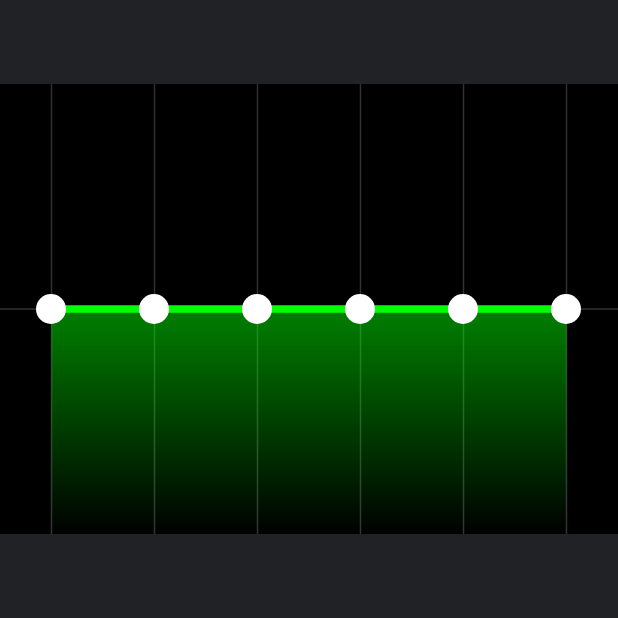
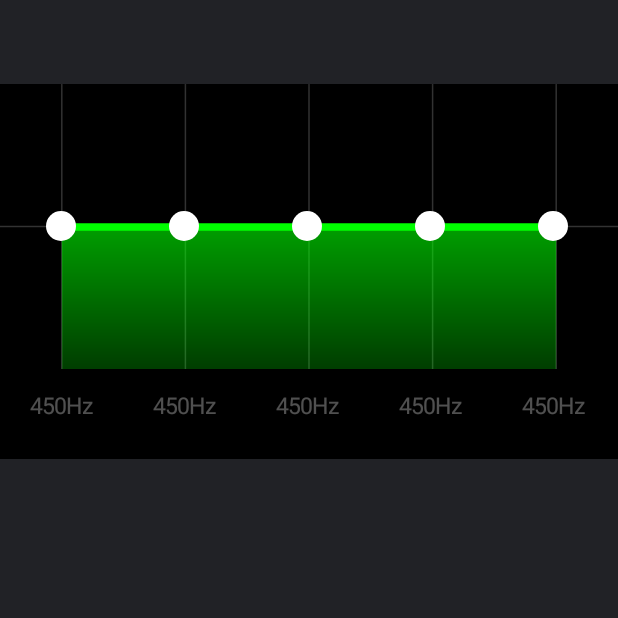
Before and after one commit to kheldiente/equalizer, an Android app: the screen it shows after launch (MainActivity), on a phone screen of 412 x 824 dp, the top half of it. Run offline under Robolectric (Android 15) with nearby library versions, the light colour scheme and no system bars.

Commit message:
Display band names

```diff
--- a/app/src/main/java/midien/kheldiente/equalizer/view/EqualizerView.kt
+++ b/app/src/main/java/midien/kheldiente/equalizer/view/EqualizerView.kt
@@ -3,9 +3,12 @@ package midien.kheldiente.equalizer.view
 import android.content.Context
 import android.graphics.*
 import android.util.AttributeSet
+import android.view.Gravity
 import android.view.View
 import android.view.ViewGroup
+import android.widget.LinearLayout
 import android.widget.SeekBar
+import android.widget.TextView
 import kotlin.collections.ArrayList
 import midien.kheldiente.equalizer.R
 import midien.kheldiente.equalizer.util.PixelUtil
@@ -19,13 +22,16 @@ class EqualizerView @JvmOverloads constructor(
 
     private val TAG = EqualizerView::class.java.simpleName
 
+    private val BAND_NAME_HEIGHT = 30f
+
     private var bandSize = 0
     private var progressDrawable = 0
     private var thumb = 0
 
     private val bandList: ArrayList<BandView> = ArrayList(bandSize)
+    private var bandNameLayout: BandNameLayout? = null
     private var bandConnectorLayout: BandConnectorLayout? = null
-    private var bandConnectorShadow: BandConnectorShadow? = null
+    private var bandConnectorShadowView: BandConnectorShadowView? = null
 
     init {
         attrs?.let {
@@ -63,8 +69,11 @@ class EqualizerView @JvmOverloads constructor(
         bandConnectorLayout = BandConnectorLayout(context)
         addView(bandConnectorLayout)
 
-        bandConnectorShadow = BandConnectorShadow(context)
-        addView(bandConnectorShadow)
+        bandConnectorShadowView = BandConnectorShadowView(context)
+        addView(bandConnectorShadowView)
+
+        bandNameLayout = BandNameLayout(context)
+        addView(bandNameLayout)
     }
 
     override fun onSizeChanged(w: Int, h: Int, oldw: Int, oldh: Int) {
@@ -72,26 +81,31 @@ class EqualizerView @JvmOverloads constructor(
         // the one to manipulate is not the height, but the WIDTH!
         // Because the band is ROTATED 270 degrees!
         setBandsVertically(w, h)
+
         bandConnectorLayout?.layout(0, 0, w, h)
         bandConnectorLayout?.connect(bandList)
 
         // Layout and draw band connector shadow
-        bandConnectorShadow?.layout(0, 0, w, h)
-        bandConnectorShadow?.draw(bandList)
+        bandConnectorShadowView?.layout(0, 0, w, h)
+        bandConnectorShadowView?.draw(bandList)
+
+        bandNameLayout?.layout(0,
+            (h - PixelUtil.dpToPx(context, BAND_NAME_HEIGHT * 2)).toInt(),
+            w,
+            h)
     }
 
     private fun setBandsVertically(width: Int, height: Int) {
-        // TODO This method only works on 3 bands! Make it flexible by using other numbers!
         val distW = width / bandSize
         val distH = height / bandSize
-        var left = (-height / 2 + (distW / 2))
-        var right = (height / 2 + (distW / 2))
+        var left = (-height / 2 + (distW / 2)) + PixelUtil.dpToPx(context, BAND_NAME_HEIGHT).toInt()
+        var right = (height / 2 + (distW / 2)) - PixelUtil.dpToPx(context, BAND_NAME_HEIGHT).toInt()
 
         for(band in bandList) {
             // Calculate height of band
             val forceBandHeight = PixelUtil.dpToPx(context, 20f)
-            val top = ((height / 2 - forceBandHeight)).toInt()
-            val bottom = ((height / 2 + forceBandHeight)).toInt()
+            val top = ((height / 2 - forceBandHeight)).toInt() - PixelUtil.dpToPx(context, BAND_NAME_HEIGHT).toInt()
+            val bottom = ((height / 2 + forceBandHeight)).toInt() - PixelUtil.dpToPx(context, BAND_NAME_HEIGHT).toInt()
             // Draw bandview ALWAYS IN FRONT!
             band.bringToFront()
             band.layout(left, top, right, bottom)
@@ -115,7 +129,7 @@ class EqualizerView @JvmOverloads constructor(
         var currentX = distW - (distW / 2)
         for (i in 1..bandSize) {
             val verticalGridPath = Path()
-            verticalGridPath.moveTo(currentX, height.toFloat())
+            verticalGridPath.moveTo(currentX, height.toFloat() - PixelUtil.dpToPx(context, BAND_NAME_HEIGHT))
             verticalGridPath.lineTo(currentX, 0f)
             canvas?.drawPath(verticalGridPath, gridLinePaint)
 
@@ -124,8 +138,8 @@ class EqualizerView @JvmOverloads constructor(
 
         // Set horizontal line
         val horizontalGridPath = Path()
-        horizontalGridPath.moveTo(0f, height.toFloat() / 2)
-        horizontalGridPath.lineTo(width.toFloat(), height.toFloat() / 2)
+        horizontalGridPath.moveTo(0f, (height.toFloat() / 2) - PixelUtil.dpToPx(context, BAND_NAME_HEIGHT))
+        horizontalGridPath.lineTo(width.toFloat(), (height.toFloat() / 2) - PixelUtil.dpToPx(context, BAND_NAME_HEIGHT))
         canvas?.drawPath(horizontalGridPath, gridLinePaint)
     }
 
@@ -138,7 +152,7 @@ class EqualizerView @JvmOverloads constructor(
         // Redraw band connector path
         bandConnectorLayout?.connect(bandList)
         // Redraw band connector shadow
-        bandConnectorShadow?.draw(bandList)
+        bandConnectorShadowView?.draw(bandList)
     }
 
     override fun onStartTrackingTouch(seekbar: SeekBar?) {}
@@ -189,7 +203,7 @@ class EqualizerView @JvmOverloads constructor(
             path.reset()
             for((index, band) in bandList.withIndex()) {
                 val bounds = band.thumb.bounds
-                val offset = bounds.width() / 2
+                val offset = (bounds.width() / 2) - PixelUtil.dpToPx(context, BAND_NAME_HEIGHT * 2).toInt()
                 var distW = width.toFloat() / bandList.size
                 val x = bounds.centerX().toFloat()
                 var y: Float
@@ -210,7 +224,44 @@ class EqualizerView @JvmOverloads constructor(
         }
     }
 
-    inner class BandConnectorShadow @JvmOverloads constructor(
+    inner class BandNameLayout @JvmOverloads constructor(
+            context: Context,
+            attrs: AttributeSet? = null,
+            defStyle: Int = 0,
+            defStyleRes: Int = 0
+    ): View(context, attrs, defStyle, defStyleRes) {
+
+        private val textPaint = Paint()
+
+        init {
+            setBackgroundColor(Color.BLACK)
+
+            // Init paint
+            textPaint.color = Color.WHITE
+            textPaint.alpha = 80
+            textPaint.textSize = PixelUtil.dpToPx(context, 15f)
+            drawBandNames()
+        }
+
+        private fun drawBandNames() {
+            invalidate()
+        }
+
+        override fun onDraw(canvas: Canvas?) {
+            super.onDraw(canvas)
+
+            val size = 5
+            val distW = width / size // 6 for now
+            var centerX = (distW / 2) / 2
+            for(i in 1..size) {
+                canvas?.drawText("450Hz", centerX.toFloat(), (height / 2).toFloat(), textPaint)
+                centerX += distW
+            }
+        }
+
+    }
+
+    inner class BandConnectorShadowView @JvmOverloads constructor(
             context: Context,
             attrs: AttributeSet? = null,
             defStyle: Int = 0,
@@ -230,7 +281,7 @@ class EqualizerView @JvmOverloads constructor(
 
             for((index, band) in bandList.withIndex()) {
                 val bounds = band.thumb.bounds
-                val offset = bounds.width() / 2
+                val offset = (bounds.width() / 2) - PixelUtil.dpToPx(context, BAND_NAME_HEIGHT * 2).toInt()
                 var distW = width.toFloat() / bandList.size
                 val x = bounds.centerX().toFloat()
                 var y: Float
--- a/app/src/main/res/layout/activity_main.xml
+++ b/app/src/main/res/layout/activity_main.xml
@@ -10,9 +10,9 @@
     <midien.kheldiente.equalizer.view.EqualizerView
         android:id="@+id/equalizerView"
         android:layout_width="match_parent"
-        android:layout_height="300dp"
+        android:layout_height="250dp"
         android:background="@android:color/black"
-        app:bands="6"
+        app:bands="5"
         app:progressDrawable="@drawable/seekbar_style"
         app:thumb="@drawable/custom_thumb"
         app:layout_constraintLeft_toLeftOf="parent"
```
